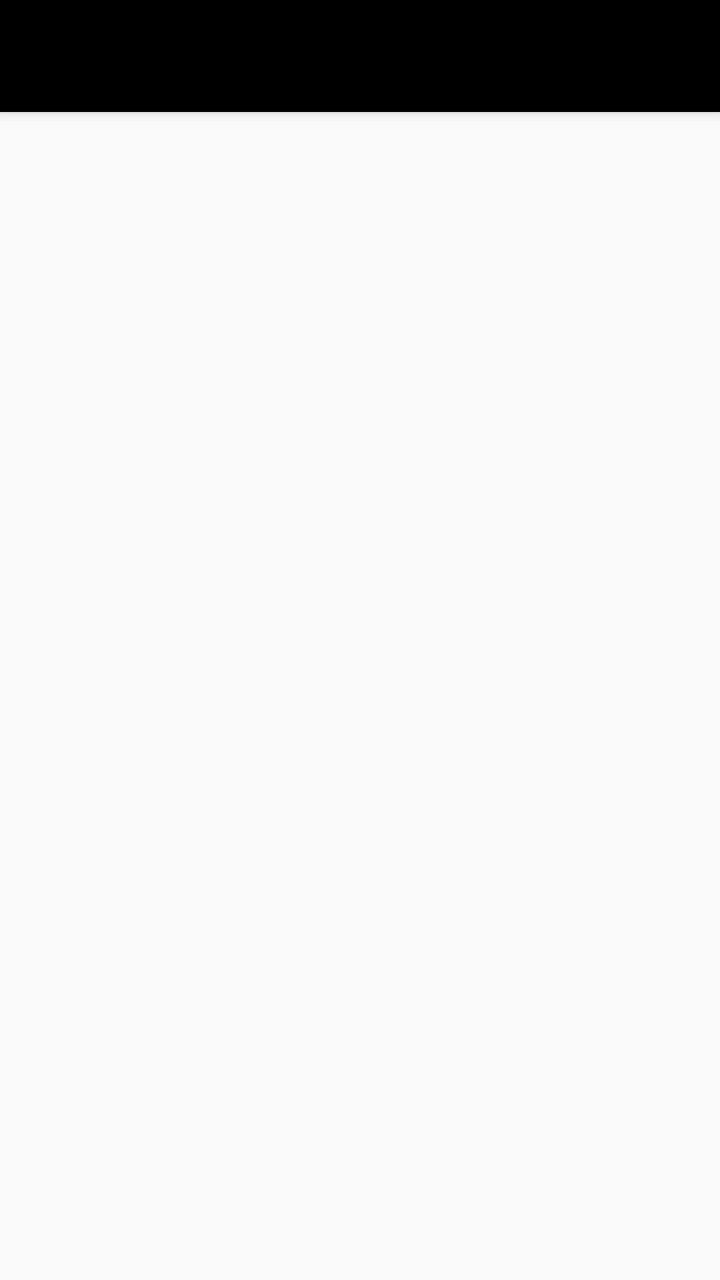
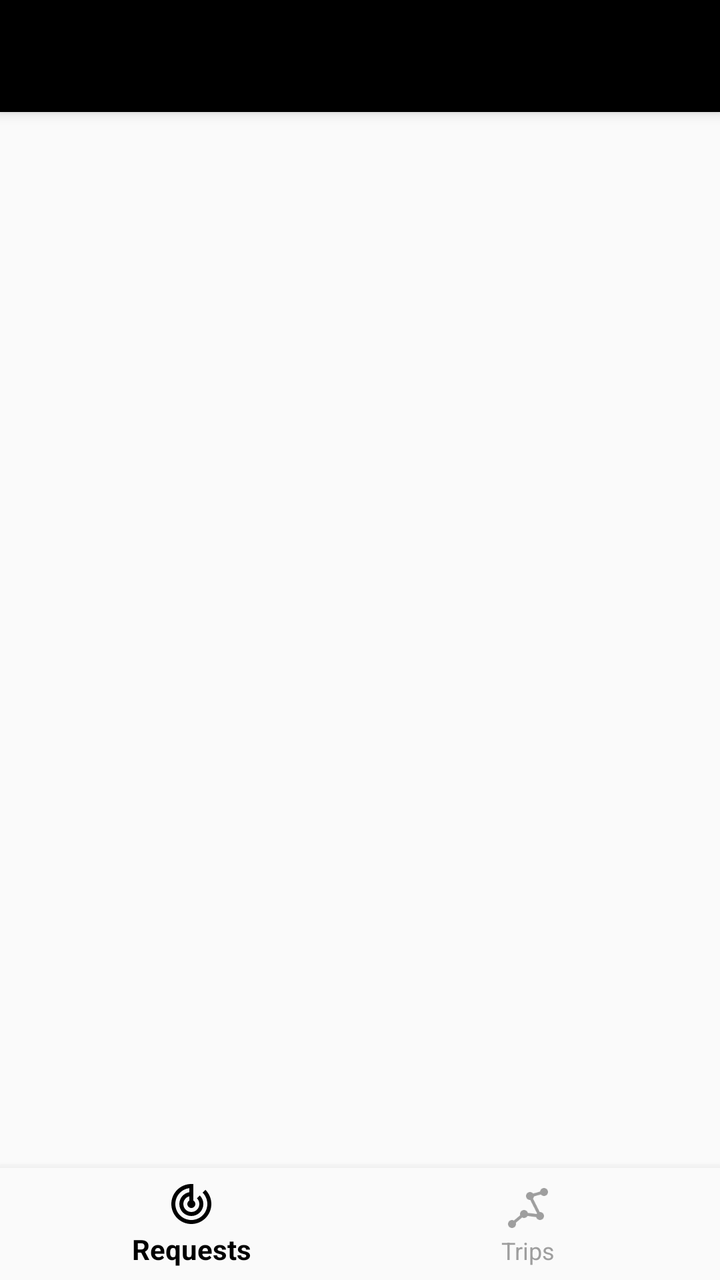

Compare the two renders of this Android layout. The source of the first and the diff that turns it into the second are given below.
<!-- AndroidManifest.xml: application theme AppTheme -->
<!-- res/layout/layout_main.xml -->
<?xml version="1.0" encoding="utf-8"?>
<android.support.design.widget.CoordinatorLayout xmlns:android="http://schemas.android.com/apk/res/android"
    xmlns:app="http://schemas.android.com/apk/res-auto"
    android:id="@+id/layout_main"
    android:layout_width="match_parent"
    android:layout_height="match_parent">

    <android.support.design.widget.AppBarLayout
        android:layout_width="match_parent"
        android:layout_height="wrap_content"
        android:theme="@style/AppTheme.AppBarOverlay">

        <android.support.v7.widget.Toolbar
            android:id="@+id/main_toolbar"
            android:layout_width="match_parent"
            android:layout_height="?attr/actionBarSize"
            android:background="?attr/colorPrimary"
            app:popupTheme="@style/AppTheme.PopupOverlay" />

    </android.support.design.widget.AppBarLayout>

    <RelativeLayout
        android:layout_width="match_parent"
        android:layout_height="match_parent"
        app:layout_behavior="@string/appbar_scrolling_view_behavior">

        <FrameLayout
            android:id="@+id/main_content_frame"
            android:layout_width="match_parent"
            android:layout_height="match_parent" />

    </RelativeLayout>

</android.support.design.widget.CoordinatorLayout>
<!-- resources referenced by this layout -->
<resources>
  <style name="AppTheme.AppBarOverlay" parent="ThemeOverlay.AppCompat.Dark.ActionBar" />
  <style name="AppTheme.PopupOverlay" parent="ThemeOverlay.AppCompat.Light" />
  <style name="AppTheme" parent="Base.Theme.AppCompat.Light.DarkActionBar">
          <item name="colorPrimary">@color/colorPrimary</item>
          <item name="colorPrimaryDark">@color/colorPrimaryDark</item>
          <item name="colorAccent">@color/colorAccent</item>
      </style>
  <color name="colorPrimary">#000000</color>
  <color name="colorPrimaryDark">#000000</color>
  <color name="colorAccent">#000000</color>
</resources>

<!-- the commit's change to res/layout/layout_main.xml (unified diff, before → after) -->
@@ -27,7 +27,26 @@
         <FrameLayout
             android:id="@+id/main_content_frame"
             android:layout_width="match_parent"
-            android:layout_height="match_parent" />
+            android:layout_height="match_parent"
+            android:layout_above="@+id/main_view" />
+
+        <View
+            android:id="@+id/main_view"
+            android:layout_width="match_parent"
+            android:layout_height="2dp"
+            android:layout_above="@+id/main_bottom_navigation"
+            android:background="#05989898" />
+
+        <android.support.design.widget.BottomNavigationView
+            android:id="@+id/main_bottom_navigation"
+            android:layout_width="match_parent"
+            android:layout_height="wrap_content"
+            android:layout_alignParentBottom="true"
+            android:layout_gravity="bottom"
+            android:background="@color/white_three"
+            app:itemIconTint="@color/main_bottom_navigation"
+            app:itemTextColor="@color/main_bottom_navigation"
+            app:menu="@menu/main_bottom_navigation" />
 
     </RelativeLayout>
 
<!-- resource entries referenced after the edit -->
@@ -1,5 +1,6 @@
 <!-- resources referenced by this layout -->
 <resources>
+  <color name="white_three">#fafafa</color>
   <style name="AppTheme.AppBarOverlay" parent="ThemeOverlay.AppCompat.Dark.ActionBar" />
   <style name="AppTheme.PopupOverlay" parent="ThemeOverlay.AppCompat.Light" />
   <style name="AppTheme" parent="Base.Theme.AppCompat.Light.DarkActionBar">
